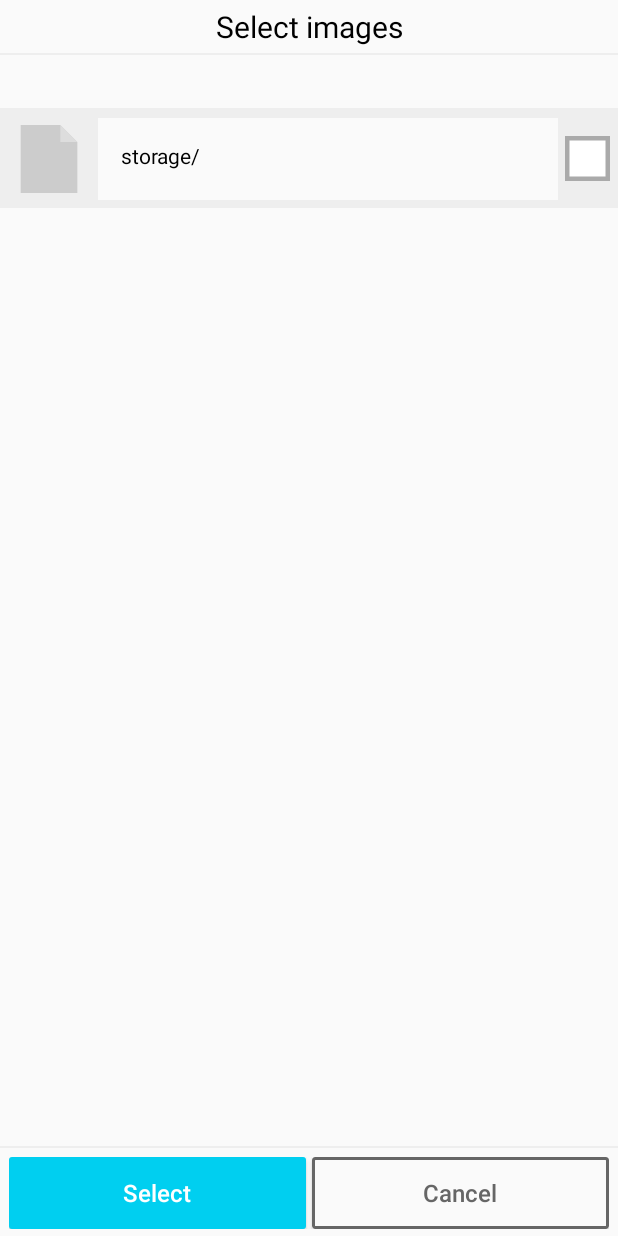
After one commit to darkin-blade/stitch_android, an Android app: the layout image_select.xml on its own in the app's theme, with its tools: preview values and no code run, on a phone screen of 412 x 824 dp. The commit adds this screen. Run offline under Robolectric (Android 15) with nearby library versions, the phone set to English and light mode, and no system bars.

Commit message:
temp:文件浏览器

```diff
--- /dev/null
+++ b/app/src/main/res/drawable/checkbox_library.xml
@@ -0,0 +1,5 @@
+<?xml version="1.0" encoding="utf-8"?>
+<selector xmlns:android="http://schemas.android.com/apk/res/android">
+    <item android:drawable="@drawable/checkbox_normal" android:state_checked="false"/>
+    <item android:drawable="@drawable/checkbox_pressed" android:state_checked="true"/>
+</selector>
--- /dev/null
+++ b/app/src/main/res/drawable/checkbox_normal.xml
@@ -0,0 +1,20 @@
+<?xml version="1.0" encoding="utf-8"?>
+
+<vector
+    xmlns:android="http://schemas.android.com/apk/res/android"
+    android:width="30dp"
+    android:height="30dp"
+    android:viewportWidth="30"
+    android:viewportHeight="30">
+
+    <path
+        android:fillColor="#aaaaaa"
+        android:pathData="M0,0 L0,30 30,30 30,0">
+    </path>
+
+    <path
+        android:fillColor="#ffffff"
+        android:pathData="M3,3 L3,27 27,27 27,3">
+    </path>
+
+</vector>
--- /dev/null
+++ b/app/src/main/res/drawable/checkbox_pressed.xml
@@ -0,0 +1,27 @@
+<?xml version="1.0" encoding="utf-8"?>
+
+<vector
+    xmlns:android="http://schemas.android.com/apk/res/android"
+    android:width="30dp"
+    android:height="30dp"
+    android:viewportWidth="30"
+    android:viewportHeight="30">
+
+    <path
+        android:fillColor="#ffffff"
+        android:pathData="M0,0 L0,30 30,30 30,0">
+    </path>
+
+    <path
+        android:fillColor="#10a0f0"
+        android:pathData="M3,3 L3,27 27,27 27,3">
+    </path>
+
+    <path
+        android:fillColor="#ffffff"
+        android:pathData="M5,14 L12,22 25,10 12,22 5,14"
+        android:strokeColor="#ffffff"
+        android:strokeWidth="3">
+    </path>
+
+</vector>
--- /dev/null
+++ b/app/src/main/res/drawable/item_dir.xml
@@ -0,0 +1,20 @@
+<?xml version="1.0" encoding="utf-8"?>
+
+<vector
+    xmlns:android="http://schemas.android.com/apk/res/android"
+    android:width="60dp"
+    android:height="60dp"
+    android:viewportWidth="60"
+    android:viewportHeight="60">
+
+    <path
+        android:fillColor="#10a0f0"
+        android:pathData="M30,7.5 L60,7.5 60,10 35,10">
+    </path>
+
+    <path
+        android:fillColor="#40d0ff"
+        android:pathData="M0,5 L25,5 35,10 60,10 60,55 0,55">
+    </path>
+
+</vector>
--- /dev/null
+++ b/app/src/main/res/drawable/item_file.xml
@@ -0,0 +1,20 @@
+<?xml version="1.0" encoding="utf-8"?>
+
+<vector
+    xmlns:android="http://schemas.android.com/apk/res/android"
+    android:width="60dp"
+    android:height="60dp"
+    android:viewportWidth="60"
+    android:viewportHeight="60">
+
+    <path
+        android:fillColor="#cccccc"
+        android:pathData="M5,0 L40,0 55,15 55,60 5,60">
+    </path>
+
+    <path
+        android:fillColor="#dddddd"
+        android:pathData="M40,0 L40,15 55,15">
+    </path>
+
+</vector>
--- /dev/null
+++ b/app/src/main/res/layout/image_select.xml
@@ -0,0 +1,132 @@
+<?xml version="1.0" encoding="utf-8"?>
+
+<LinearLayout
+    xmlns:android="http://schemas.android.com/apk/res/android"
+    xmlns:app="http://schemas.android.com/apk/res-auto"
+    android:layout_width="match_parent"
+    android:layout_height="match_parent"
+    android:background="@color/grey"
+    android:orientation="vertical">
+
+    <TextView
+        android:text="Select images"
+        style="@style/tab_2">
+    </TextView>
+
+    <View
+        style="@style/line">
+    </View>
+
+    <HorizontalScrollView
+        android:layout_width="match_parent"
+        android:layout_height="@dimen/tab_height"
+        android:scrollbars="none">
+        <TextView
+            android:id="@+id/cur_path"
+            style="@style/tab_1">
+        </TextView>
+    </HorizontalScrollView>
+
+    <View
+        style="@style/line">
+    </View>
+
+    <androidx.constraintlayout.widget.ConstraintLayout
+        android:layout_width="match_parent"
+        android:layout_height="match_parent">
+
+        <ScrollView
+            android:layout_width="match_parent"
+            android:layout_height="match_parent"
+            android:layout_marginBottom="@dimen/bottom_1"
+            app:layout_constraintTop_toTopOf="parent">
+            <LinearLayout
+                android:id="@+id/item_list"
+                android:layout_width="match_parent"
+                android:layout_height="match_parent"
+                android:orientation="vertical">
+
+                <LinearLayout
+                    android:layout_width="match_parent"
+                    android:layout_height="65dp"
+                    android:background="@color/grey_light"
+                    android:orientation="horizontal">
+
+                    <LinearLayout
+                        android:layout_width="45dp"
+                        android:layout_height="45dp"
+                        android:layout_margin="10dp">
+                        <View
+                            android:layout_height="match_parent"
+                            android:layout_width="match_parent"
+                            android:background="@drawable/item_file">
+                        </View>
+                    </LinearLayout>
+
+                    <RelativeLayout
+                        android:layout_width="match_parent"
+                        android:layout_height="match_parent">
+
+                        <CheckBox
+                            android:layout_width="30dp"
+                            android:layout_height="30dp"
+                            android:layout_alignParentRight="true"
+                            android:background="@drawable/checkbox_library"
+                            android:layout_marginTop="17.5dp"
+                            android:layout_marginRight="5dp">
+                        </CheckBox>
+
+                        <TextView
+                            android:layout_width="match_parent"
+                            android:layout_height="match_parent"
+                            android:layout_marginTop="5dp"
+                            android:layout_marginBottom="5dp"
+                            android:layout_marginRight="40dp"
+                            android:background="@color/grey"
+                            android:padding="15dp"
+                            android:text="storage/">
+                        </TextView>
+
+                    </RelativeLayout>
+
+                </LinearLayout>
+
+            </LinearLayout>
+        </ScrollView>
+
+
+        <LinearLayout
+            android:layout_width="match_parent"
+            android:layout_height="@dimen/bottom_1"
+            android:background="@color/grey"
+            android:orientation="vertical"
+            app:layout_constraintBottom_toBottomOf="parent">
+
+            <View
+                style="@style/line">
+            </View>
+
+            <LinearLayout
+                android:layout_width="match_parent"
+                android:layout_height="60dp"
+                android:padding="6dp"
+                android:orientation="horizontal">
+
+                <Button
+                    android:id="@+id/button_1"
+                    style="@style/button_1"
+                    android:layout_marginRight="2dp"
+                    android:text="Select"/>
+                <Button
+                    android:id="@+id/button_2"
+                    style="@style/button_6"
+                    android:layout_marginLeft="2dp"
+                    android:text="Cancel"/>
+
+            </LinearLayout>
+
+        </LinearLayout>
+
+    </androidx.constraintlayout.widget.ConstraintLayout>
+
+</LinearLayout>
--- a/app/src/main/res/layout/stitch_param.xml
+++ b/app/src/main/res/layout/stitch_param.xml
@@ -62,7 +62,7 @@
 
                 <Button
                     android:id="@+id/button_1"
-                    style="@style/button_5"
+                    style="@style/button_1"
                     android:text="Ok"/>
 
             </LinearLayout>
```
